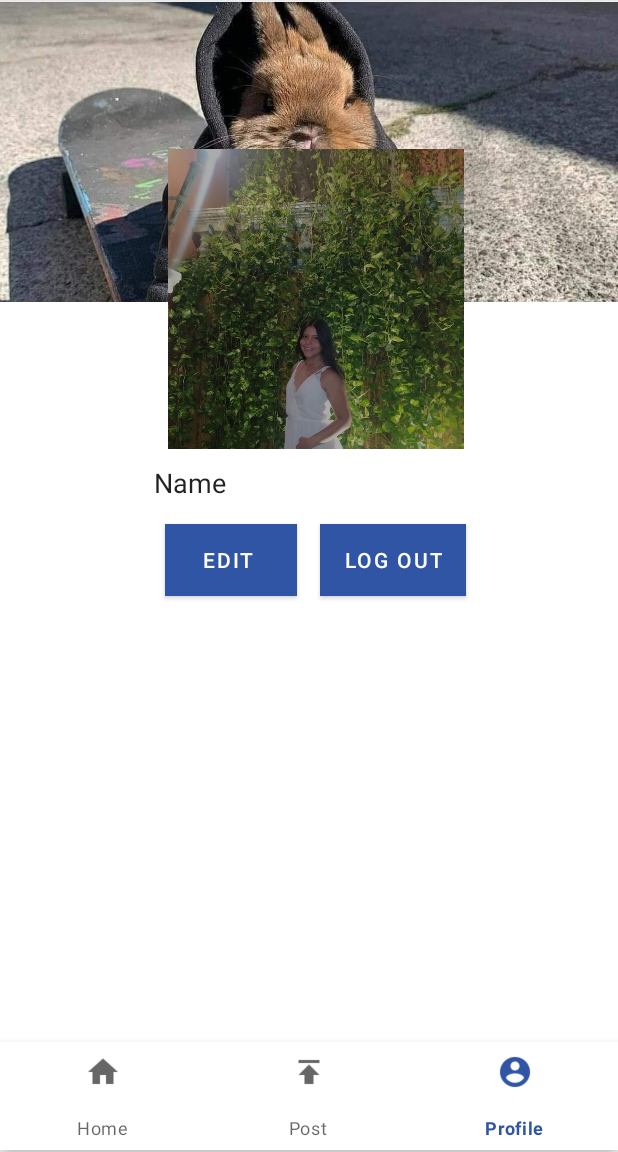
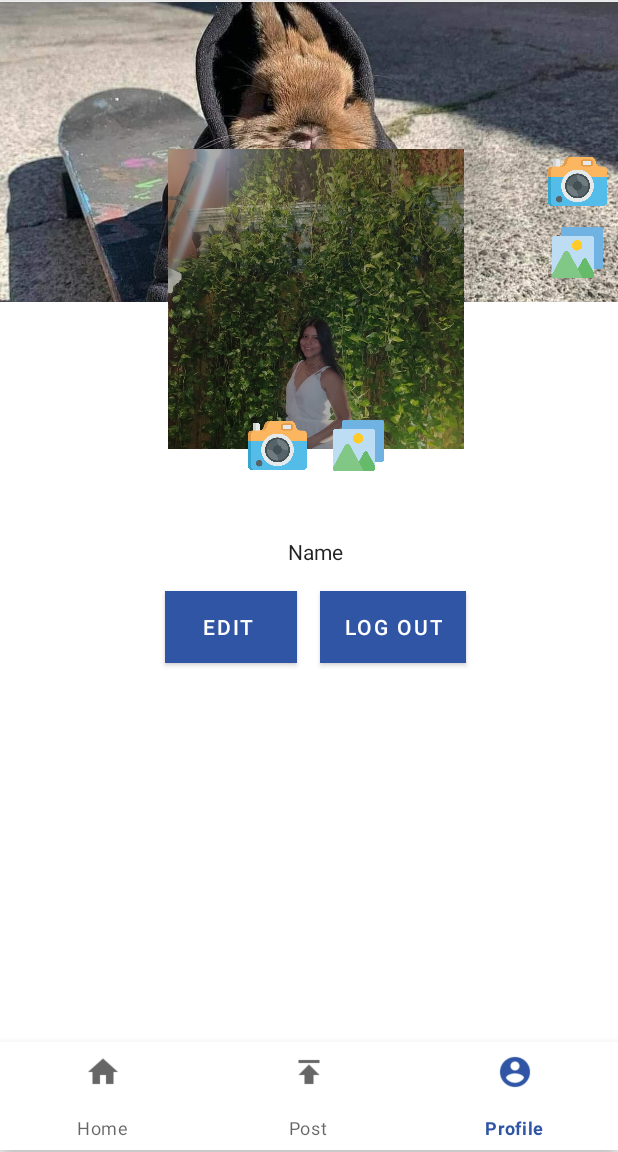
Before and after one commit to CPASUY/FacebookApp, an Android app: the HomeFragment screen opened directly, with no data from a screen before it, item 3 of the bottom bar chosen, on a phone screen of 412 x 824 dp, the part 84-1236 px from its top. Run offline under Robolectric (Android 15) with nearby library versions, the phone set to English and light mode, and no system bars; 2 statements that could not run were skipped.

Commit message:
Persistencia agregada

```diff
--- a/app/build.gradle
+++ b/app/build.gradle
@@ -38,6 +38,7 @@ android {
 }
 
 dependencies {
+    implementation 'org.apache.commons:commons-csv:1.5'
     implementation 'com.google.code.gson:gson:2.9.0'
     implementation("com.google.code.gson:gson:2.8.9")
     implementation "org.jetbrains.kotlinx:kotlinx-serialization-json:1.2.2"
--- a/app/src/main/AndroidManifest.xml
+++ b/app/src/main/AndroidManifest.xml
@@ -2,9 +2,9 @@
 <manifest xmlns:android="http://schemas.android.com/apk/res/android"
     package="com.example.facebookapp">
 
-    <uses-permission android:name="android.permission.INTERNET"></uses-permission>
     <uses-permission android:name="android.permission.CAMERA" ></uses-permission>
-    <uses-permission android:name="android.permission.READ_EXTERNAL_STORAGE" ></uses-permission>
+    <uses-permission android:name="android.permission.READ_EXTERNAL_STORAGE"/>
+    <uses-permission android:name="android.permission.WRITE_EXTERNAL_STORAGE"/>
     <uses-permission android:name="android.permission.READ_USER_DICTIONARY"/>
     <uses-permission android:name="android.permission.WRITE_USER_DICTIONARY"/>
 
--- a/app/src/main/java/com/example/facebookapp/HomeFragment.kt
+++ b/app/src/main/java/com/example/facebookapp/HomeFragment.kt
@@ -59,13 +59,14 @@ class HomeFragment : Fragment(),PublishFragment.OnNewPostListenner {
         val post = Post(name,date,description,city,imagePost)
         adapter.addPost(post)
     }
+
     override fun onPause() {
         super.onPause()
 
         val sharedPreferences = requireActivity().getPreferences(Context.MODE_PRIVATE)
         adapter.onPause(sharedPreferences)
 
-    }
+    }/*
     override fun onResume() {
         super.onResume()
 
@@ -73,5 +74,5 @@ class HomeFragment : Fragment(),PublishFragment.OnNewPostListenner {
         adapter.onResume(sharedPreferences)
 
 
-    }
+    }*/
 }
--- a/app/src/main/java/com/example/facebookapp/LoginActivity.kt
+++ b/app/src/main/java/com/example/facebookapp/LoginActivity.kt
@@ -10,6 +10,9 @@ import com.google.gson.Gson
 import kotlinx.android.synthetic.main.activity_login.*
 import kotlinx.serialization.json.Json
 import kotlinx.serialization.serializer
+import java.io.BufferedReader
+import java.io.InputStreamReader
+import java.nio.file.Paths
 
 
 class LoginActivity : AppCompatActivity() {
@@ -18,7 +21,6 @@ class LoginActivity : AppCompatActivity() {
         val userBeta =  User("beta", "beta@gmail.com","aplicacionesmoviles")
         super.onCreate(savedInstanceState)
         setContentView(R.layout.activity_login)
-
         loginButtonId.setOnClickListener{
 
             val username=editTextTextEmailAddress.text.toString()
--- a/app/src/main/java/com/example/facebookapp/PostAdapter.kt
+++ b/app/src/main/java/com/example/facebookapp/PostAdapter.kt
@@ -40,13 +40,14 @@ class PostAdapter : RecyclerView.Adapter<PostViewHolder>() {
     }
     fun onResume(sharedPreferences: SharedPreferences){
 
-        var json = sharedPreferences.getString("current","NO_DATA")
+        var json = sharedPreferences.getString("currentPosts","NO_DATA")
         if(json != "NO_DATA"){
-            Log.e("ERROR",json.toString())
-            val array = Gson().fromJson<Array<Post>>(json.toString(),Array<Post>::class.java)
-            val serializable = ArrayList(array.toMutableList())
-            if(serializable.isNotEmpty()){
-                posts = serializable
+            if(posts.size==0){
+                val array = Gson().fromJson(json.toString(),Array<Post>::class.java)
+                val oldPosts = ArrayList(array.toMutableList())
+                if(oldPosts.isNotEmpty()){
+                    posts = oldPosts
+                }
             }
         }
     }
--- a/app/src/main/res/layout/fragment_profile.xml
+++ b/app/src/main/res/layout/fragment_profile.xml
@@ -30,20 +30,35 @@
         app:layout_constraintTop_toTopOf="parent"
         app:layout_constraintVertical_bias="0.199" />
 
+    <Button
+        android:id="@+id/logOutBtn"
+        android:layout_width="wrap_content"
+        android:layout_height="wrap_content"
+        android:background="#577fbc"
+        android:text="Log Out"
+        app:layout_constraintBottom_toBottomOf="parent"
+        app:layout_constraintEnd_toEndOf="parent"
+        app:layout_constraintHorizontal_bias="0.677"
+        app:layout_constraintStart_toStartOf="parent"
+        app:layout_constraintTop_toTopOf="parent"
+        app:layout_constraintVertical_bias="0.61" />
+
     <EditText
-        android:id="@+id/editTextTextPersonName"
+        android:id="@+id/personName"
+        style="@style/Widget.MaterialComponents.TextInputLayout.OutlinedBox"
         android:layout_width="wrap_content"
         android:layout_height="wrap_content"
         android:background="#ffffff "
         android:ems="10"
         android:inputType="none"
         android:text="Name"
+        android:gravity = "center"
         app:layout_constraintBottom_toBottomOf="parent"
         app:layout_constraintEnd_toEndOf="parent"
         app:layout_constraintHorizontal_bias="0.517"
         app:layout_constraintStart_toStartOf="parent"
         app:layout_constraintTop_toTopOf="parent"
-        app:layout_constraintVertical_bias="0.462" />
+        app:layout_constraintVertical_bias="0.53" />
 
     <Button
         android:id="@+id/editBtnProfile"
@@ -56,84 +71,98 @@
         app:layout_constraintHorizontal_bias="0.34"
         app:layout_constraintStart_toStartOf="parent"
         app:layout_constraintTop_toTopOf="parent"
-        app:layout_constraintVertical_bias="0.54" />
+        app:layout_constraintVertical_bias="0.61" />
+
+    <ImageView
+        android:id="@+id/tomarImageProfile"
+        android:layout_width="54dp"
+        android:layout_height="39dp"
+        app:layout_constraintBottom_toBottomOf="parent"
+        app:layout_constraintEnd_toEndOf="parent"
+        app:layout_constraintHorizontal_bias="0.442"
+        app:layout_constraintStart_toStartOf="parent"
+        app:layout_constraintTop_toTopOf="parent"
+        app:layout_constraintVertical_bias="0.423"
+        app:srcCompat="@drawable/cam" />
+
+    <ImageView
+        android:id="@+id/cargarImageProfile"
+        android:layout_width="54dp"
+        android:layout_height="39dp"
+        app:layout_constraintBottom_toBottomOf="parent"
+        app:layout_constraintEnd_toEndOf="parent"
+        app:layout_constraintHorizontal_bias="0.593"
+        app:layout_constraintStart_toStartOf="parent"
+        app:layout_constraintTop_toTopOf="parent"
+        app:layout_constraintVertical_bias="0.423"
+        app:srcCompat="@drawable/gallery" />
+
+    <ImageView
+        android:id="@+id/cargarImagePortada"
+        android:layout_width="54dp"
+        android:layout_height="39dp"
+        app:layout_constraintBottom_toBottomOf="parent"
+        app:layout_constraintEnd_toEndOf="parent"
+        app:layout_constraintHorizontal_bias="1.0"
+        app:layout_constraintStart_toStartOf="parent"
+        app:layout_constraintTop_toTopOf="parent"
+        app:layout_constraintVertical_bias="0.226"
+        app:srcCompat="@drawable/gallery" />
+
+    <ImageView
+        android:id="@+id/tomarImagePortada"
+        android:layout_width="54dp"
+        android:layout_height="39dp"
+        app:layout_constraintBottom_toBottomOf="parent"
+        app:layout_constraintEnd_toEndOf="parent"
+        app:layout_constraintHorizontal_bias="1.0"
+        app:layout_constraintStart_toStartOf="parent"
+        app:layout_constraintTop_toTopOf="parent"
+        app:layout_constraintVertical_bias="0.153"
+        app:srcCompat="@drawable/cam" />
 
     <Button
-        android:id="@+id/logOutBtn"
+        android:id="@+id/saveEdit"
         android:layout_width="wrap_content"
         android:layout_height="wrap_content"
-        android:background="#577fbc"
-        android:text="Log Out"
-        app:layout_constraintBottom_toBottomOf="parent"
-        app:layout_constraintEnd_toEndOf="parent"
-        app:layout_constraintHorizontal_bias="0.677"
-        app:layout_constraintStart_toStartOf="parent"
-        app:layout_constraintTop_toTopOf="parent"
-        app:layout_constraintVertical_bias="0.54" />
-
-    <Button
-        android:id="@+id/cargarImageProfile"
-        style="?attr/materialButtonOutlinedStyle"
-        android:layout_width="wrap_content"
-        android:layout_height="wrap_content"
-        android:background="#577fbc"
-        android:text="Upload profile picture"
+        android:text="Save"
         android:visibility="invisible"
         app:layout_constraintBottom_toBottomOf="parent"
         app:layout_constraintEnd_toEndOf="parent"
-        app:layout_constraintHorizontal_bias="0.527"
+        app:layout_constraintHorizontal_bias="0.498"
         app:layout_constraintStart_toStartOf="parent"
         app:layout_constraintTop_toTopOf="parent"
-        app:layout_constraintVertical_bias="0.631"
-        app:strokeColor="@color/teal_200"
-        app:strokeWidth="2dp" />
+        app:layout_constraintVertical_bias="0.907" />
 
     <Button
-        android:id="@+id/cargarImagePortada"
-        style="?attr/materialButtonOutlinedStyle"
-        android:layout_width="wrap_content"
-        android:layout_height="wrap_content"
-        android:background="#DAE3EF"
-        android:text="Upload cover picture"
-        android:visibility="invisible"
-        app:layout_constraintBottom_toBottomOf="parent"
-        app:layout_constraintEnd_toEndOf="parent"
-        app:layout_constraintStart_toStartOf="parent"
-        app:layout_constraintTop_toTopOf="parent"
-        app:layout_constraintVertical_bias="0.822"
-        app:strokeColor="@color/teal_200"
-        app:strokeWidth="2dp" />
-
-    <Button
-        android:id="@+id/tomarImageProfile"
-        style="?attr/materialButtonOutlinedStyle"
-        android:layout_width="wrap_content"
-        android:layout_height="wrap_content"
-        android:background="#577fbc"
-        android:text="Take profile picture"
-        android:visibility="invisible"
-        app:layout_constraintBottom_toBottomOf="parent"
-        app:layout_constraintEnd_toEndOf="parent"
-        app:layout_constraintHorizontal_bias="0.472"
-        app:layout_constraintStart_toStartOf="parent"
-        app:layout_constraintTop_toTopOf="parent"
-        app:layout_constraintVertical_bias="0.724"
-        app:strokeColor="@color/teal_200"
-        app:strokeWidth="2dp" />
-
-    <Button
-        android:id="@+id/tomarImagePortada"
+        android:id="@+id/editarNombre"
         style="?attr/materialButtonOutlinedStyle"
         android:layout_width="wrap_content"
         android:layout_height="wrap_content"
         android:backgroundTint="#FFFFFF"
-        android:text="Take cover picture"
+        android:text="EditName"
         android:visibility="invisible"
         app:layout_constraintBottom_toBottomOf="parent"
         app:layout_constraintEnd_toEndOf="parent"
-        app:layout_constraintHorizontal_bias="0.443"
+        app:layout_constraintHorizontal_bias="0.498"
         app:layout_constraintStart_toStartOf="parent"
         app:layout_constraintTop_toTopOf="parent"
-        app:layout_constraintVertical_bias="0.925" />
+        app:layout_constraintVertical_bias="0.724" />
 
+    <EditText
+        android:id="@+id/newName"
+        style="@style/Widget.MaterialComponents.TextInputLayout.OutlinedBox"
+        android:layout_width="wrap_content"
+        android:layout_height="wrap_content"
+        android:background="#ffffff "
+        android:ems="10"
+        android:hint="New name"
+        android:inputType="none"
+        android:visibility="invisible"
+        app:layout_constraintBottom_toBottomOf="parent"
+        app:layout_constraintEnd_toEndOf="parent"
+        app:layout_constraintHorizontal_bias="0.497"
+        app:layout_constraintStart_toStartOf="parent"
+        app:layout_constraintTop_toTopOf="parent"
+        app:layout_constraintVertical_bias="0.81" />
 </androidx.constraintlayout.widget.ConstraintLayout>
--- /dev/null
+++ b/app/src/main/res/raw/userslogin.txt
@@ -0,0 +1,5 @@
+alfa@gmail.comalfa@gmail.com,aplicacionesmoviles, , ,
+beta@gmail.com,aplicacionesmoviles, , ,
+carolinapasuy@hotmail.com,valgarda25, , ,
+omega@gmail.com,aplicacionesmoviles, , ,
+sigma@gmail.com,aplicacionesmoviles, , ,
```
Also changed, not shown: app/src/main/java/com/example/facebookapp/ProfileFragment.kt (+78 -46 lines), app/src/main/java/com/example/facebookapp/PublishFragment.kt (+9 -6 lines), app/src/main/res/layout/fragment_publish.xml (+88 -36 lines), app/src/main/res/layout/postrow.xml (+7 -7 lines), app/src/main/res/drawable/cam.png (added), app/src/main/res/drawable/gallery.png (added), app/src/main/res/drawable/happy.png (added), app/src/main/res/drawable/location.png (added), 1 other file.
